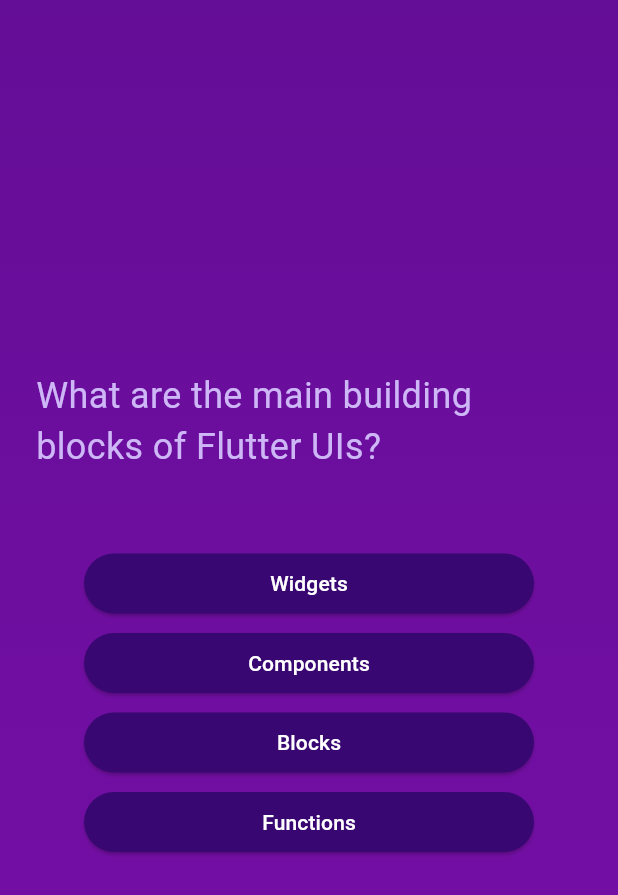
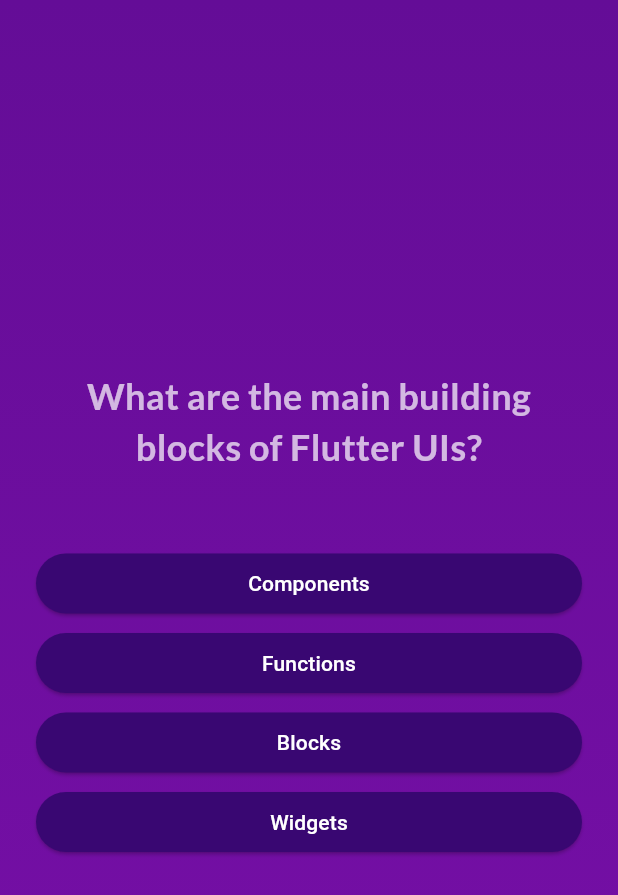
Before and after one commit to ziadabdelaziz/Learning-Flutter, a Flutter app: the screen it shows after launch, after a tap on "Start Quiz", on a phone screen of 412 x 824 dp. Shown: the top 895 px of the screen. Run offline on Flutter 3.47's test engine with Material 3 defaults, Android fonts, the phone set to English and light mode, and no system bars; our stand-ins replace google_fonts.

Commit message:
[ADD]: day10 alignment + shuffle + packages

```diff
--- a/quiz/lib/app.dart
+++ b/quiz/lib/app.dart
@@ -11,6 +11,11 @@ class MyApp extends StatefulWidget {
 
 class _MyAppState extends State<MyApp> {
   Widget? activeScreen;
+  final List<String> selectedAnswers = [];
+
+  void addSelectedAnswer(String answer) {
+    selectedAnswers.add(answer);
+  }
 
   @override
   void initState() {
@@ -20,7 +25,7 @@ class _MyAppState extends State<MyApp> {
 
   switchScreen() {
     setState(() {
-      activeScreen = const QuestionsScreen();
+      activeScreen = QuestionsScreen(onSelectedAnswer: addSelectedAnswer);
     });
   }
 
--- a/quiz/lib/models/quiz_question.dart
+++ b/quiz/lib/models/quiz_question.dart
@@ -3,4 +3,10 @@ class QuizQuestion {
 
   final String text;
   final List<String> answers;
+
+  List<String> getShuffledAnswers() {
+    final shuffledAnswers = List.of(answers);
+    shuffledAnswers.shuffle();
+    return shuffledAnswers;
+  }
 }
--- a/quiz/lib/screens/questions_screen.dart
+++ b/quiz/lib/screens/questions_screen.dart
@@ -1,15 +1,31 @@
 import 'package:flutter/material.dart';
+import 'package:google_fonts/google_fonts.dart';
 import 'package:quiz/data/questions.dart';
 import 'package:quiz/widgets/choice_button.dart';
 
-class QuestionsScreen extends StatelessWidget {
-  const QuestionsScreen({super.key});
+class QuestionsScreen extends StatefulWidget {
+  final void Function(String answer) onSelectedAnswer;
+  const QuestionsScreen({required this.onSelectedAnswer, super.key});
+
+  @override
+  State<QuestionsScreen> createState() => _QuestionsScreenState();
+}
+
+class _QuestionsScreenState extends State<QuestionsScreen> {
+  var currentQuestionIndex = 0;
+
+  void answerQuestion(String selectedAnswer) {
+    widget.onSelectedAnswer(selectedAnswer);
+    setState(() {
+      currentQuestionIndex++;
+    });
+  }
 
   @override
   Widget build(context) {
-    final currentQuestion = questions[0];
-    var choicesButtons = currentQuestion.answers.map((answer) {
-      return ChoiceButton(choice: answer);
+    final currentQuestion = questions[currentQuestionIndex];
+    var choicesButtons = currentQuestion.getShuffledAnswers().map((answer) {
+      return ChoiceButton(choice: answer, answerQuestion: answerQuestion);
     }).toList();
 
     return Center(
@@ -17,13 +33,16 @@ class QuestionsScreen extends StatelessWidget {
         padding: const EdgeInsets.symmetric(horizontal: 24),
         child: Column(
           mainAxisSize: MainAxisSize.min,
+          crossAxisAlignment: CrossAxisAlignment.stretch,
           children: [
             Text(
               currentQuestion.text,
-              style: const TextStyle(
-                color: Color.fromARGB(255, 206, 183, 247),
+              style: GoogleFonts.lato(
+                color: const Color.fromARGB(180, 255, 255, 255),
                 fontSize: 24,
+                fontWeight: FontWeight.bold,
               ),
+              textAlign: TextAlign.center,
             ),
             const SizedBox(height: 50),
             ...choicesButtons,
--- a/quiz/lib/widgets/choice_button.dart
+++ b/quiz/lib/widgets/choice_button.dart
@@ -2,9 +2,12 @@ import 'package:flutter/material.dart';
 
 class ChoiceButton extends StatelessWidget {
   final String choice;
+  final void Function(String answer) answerQuestion;
+
   const ChoiceButton({
     super.key,
     required this.choice,
+    required this.answerQuestion,
   });
 
   @override
@@ -16,10 +19,11 @@ class ChoiceButton extends StatelessWidget {
           padding: const EdgeInsets.symmetric(vertical: 10, horizontal: 20),
           foregroundColor: Colors.white,
           backgroundColor: const Color.fromARGB(255, 57, 7, 114),
-          fixedSize: const Size(300, 40),
         ),
-        onPressed: () {},
-        child: Text(choice),
+        onPressed: () {
+          answerQuestion(choice);
+        },
+        child: Text(choice, textAlign: TextAlign.center),
       ),
     );
   }
--- a/quiz/pubspec.yaml
+++ b/quiz/pubspec.yaml
@@ -35,6 +35,7 @@ dependencies:
   # The following adds the Cupertino Icons font to your application.
   # Use with the CupertinoIcons class for iOS style icons.
   cupertino_icons: ^1.0.2
+  google_fonts: ^6.1.0
 
 dev_dependencies:
   flutter_test:
```
Also changed, not shown: quiz/pubspec.lock, 1 other file.
